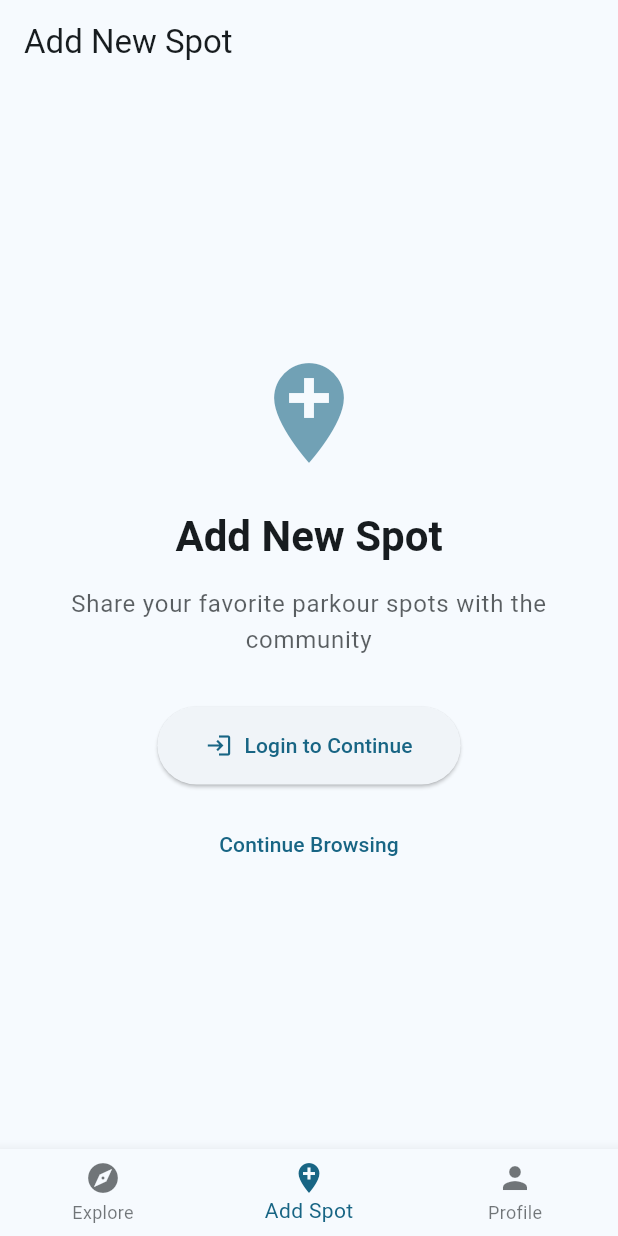
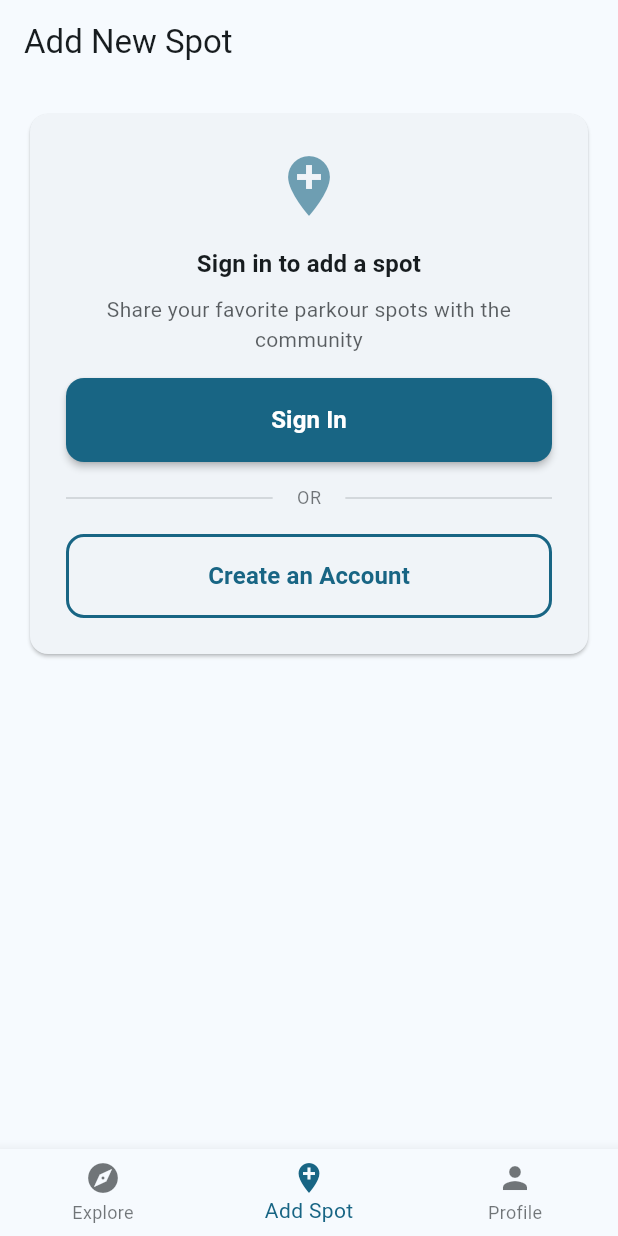
Before and after one commit to wardweistra/Parkour.Spot, a Flutter app: the screen it shows after launch, swiped to page 2, on a phone screen of 412 x 824 dp. Run offline on Flutter 3.47's test engine with Material 3 defaults, Android fonts, the phone set to English and light mode, and no system bars; our stand-ins replace cached_network_image, cloud_firestore, cloud_functions, firebase_auth, firebase_core, firebase_storage and 8 more; missing offline and left inert: pointer_interceptor, sealed_countries; accounts and stored records are empty; network calls fail; statements that could not run were skipped.

Commit message:
Adding login/sign up widget to Add Spot page and make back return correctly

```diff
--- a/lib/screens/auth/login_screen.dart
+++ b/lib/screens/auth/login_screen.dart
@@ -393,7 +393,15 @@ class _LoginScreenState extends State<LoginScreen> {
         leading: IconButton(
           icon: const Icon(Icons.arrow_back),
           onPressed: () {
-            context.go('/explore?tab=profile');
+            // Check if we can pop back to a previous page
+            if (Navigator.canPop(context)) {
+              // If there's a previous page, go back to it
+              Navigator.pop(context);
+            } else {
+              // If no previous page (direct link), use intended destination or default to explore
+              final destination = _intendedDestination ?? '/explore';
+              context.go(destination);
+            }
           },
         ),
         elevation: 0,
--- a/lib/screens/explore_screen.dart
+++ b/lib/screens/explore_screen.dart
@@ -5,6 +5,7 @@ import 'package:go_router/go_router.dart';
 import 'package:web/web.dart' as web;
 
 import '../services/auth_service.dart';
+import '../widgets/custom_button.dart';
 import 'spots/search_screen.dart';
 import 'spots/add_spot_screen.dart';
 import 'profile/profile_screen.dart';
@@ -260,61 +261,99 @@ class _ExploreScreenState extends State<ExploreScreen> {
         backgroundColor: Theme.of(context).colorScheme.surface,
         foregroundColor: Theme.of(context).colorScheme.onSurface,
       ),
-      body: Center(
+      body: SingleChildScrollView(
+        padding: const EdgeInsets.all(16.0),
+        child: Center(
+          child: ConstrainedBox(
+            constraints: const BoxConstraints(maxWidth: 1200),
+            child: Column(
+              crossAxisAlignment: CrossAxisAlignment.start,
+              children: [
+                // Sign In Prompt Card
+                Card(
                   child: Padding(
-          padding: const EdgeInsets.all(32.0),
+                    padding: const EdgeInsets.all(24.0),
                     child: Column(
-            mainAxisAlignment: MainAxisAlignment.center,
                       children: [
                         Icon(
                           icon,
-                size: 80,
+                          size: 48,
                           color: Theme.of(context).colorScheme.primary.withValues(alpha: 0.6),
                         ),
-              const SizedBox(height: 24),
+                        const SizedBox(height: 16),
                         Text(
-                title,
-                style: Theme.of(context).textTheme.headlineMedium?.copyWith(
-                  fontWeight: FontWeight.bold,
+                          'Sign in to add a spot',
+                          style: Theme.of(context).textTheme.titleMedium?.copyWith(
+                            fontWeight: FontWeight.w600,
                           ),
                           textAlign: TextAlign.center,
                         ),
-              const SizedBox(height: 16),
+                        const SizedBox(height: 8),
                         Text(
                           description,
-                style: Theme.of(context).textTheme.bodyLarge?.copyWith(
+                          textAlign: TextAlign.center,
+                          style: Theme.of(context).textTheme.bodyMedium?.copyWith(
                             color: Theme.of(context).colorScheme.onSurface.withValues(alpha: 0.7),
-                ),
-                textAlign: TextAlign.center,
-              ),
-              const SizedBox(height: 32),
-              ElevatedButton.icon(
-                onPressed: () {
-                  context.go('/login?redirectTo=${Uri.encodeComponent('/explore?tab=profile')}');
-                },
-                icon: const Icon(Icons.login),
-                label: const Text('Login to Continue'),
-                style: ElevatedButton.styleFrom(
-                  padding: const EdgeInsets.symmetric(horizontal: 32, vertical: 16),
                           ),
                         ),
                         const SizedBox(height: 16),
-              TextButton(
+                        Center(
+                          child: ConstrainedBox(
+                            constraints: const BoxConstraints(maxWidth: 400),
+                            child: CustomButton(
                               onPressed: () {
-                  // Go back to spots list
-                  setState(() {
-                    _currentIndex = 0;
-                  });
-                  _pageController.animateToPage(
-                    0,
-                    duration: const Duration(milliseconds: 300),
-                    curve: Curves.easeInOut,
-                  );
-                  context.go('/explore');
+                                context.go('/login?redirectTo=${Uri.encodeComponent('/explore?tab=add')}');
                               },
-                child: const Text('Continue Browsing'),
+                              text: 'Sign In',
+                              width: double.infinity,
+                            ),
+                          ),
+                        ),
+                        const SizedBox(height: 16),
+                        // OR divider
+                        Row(
+                          children: [
+                            Expanded(
+                              child: Divider(
+                                color: Theme.of(context).colorScheme.outline.withValues(alpha: 0.3),
+                              ),
+                            ),
+                            Padding(
+                              padding: const EdgeInsets.symmetric(horizontal: 16),
+                              child: Text(
+                                'OR',
+                                style: Theme.of(context).textTheme.bodySmall?.copyWith(
+                                  color: Theme.of(context).colorScheme.onSurface.withValues(alpha: 0.6),
+                                ),
+                              ),
+                            ),
+                            Expanded(
+                              child: Divider(
+                                color: Theme.of(context).colorScheme.outline.withValues(alpha: 0.3),
+                              ),
                             ),
                           ],
+                        ),
+                        const SizedBox(height: 16),
+                        Center(
+                          child: ConstrainedBox(
+                            constraints: const BoxConstraints(maxWidth: 400),
+                            child: CustomButton(
+                              onPressed: () {
+                                context.go('/login?mode=signup&redirectTo=${Uri.encodeComponent('/explore?tab=add')}');
+                              },
+                              text: 'Create an Account',
+                              width: double.infinity,
+                              isOutlined: true,
+                            ),
+                          ),
+                        ),
+                      ],
+                    ),
+                  ),
+                ),
+              ],
+            ),
           ),
         ),
       ),
```
Lines whose indentation alone changed are shown as unchanged.
